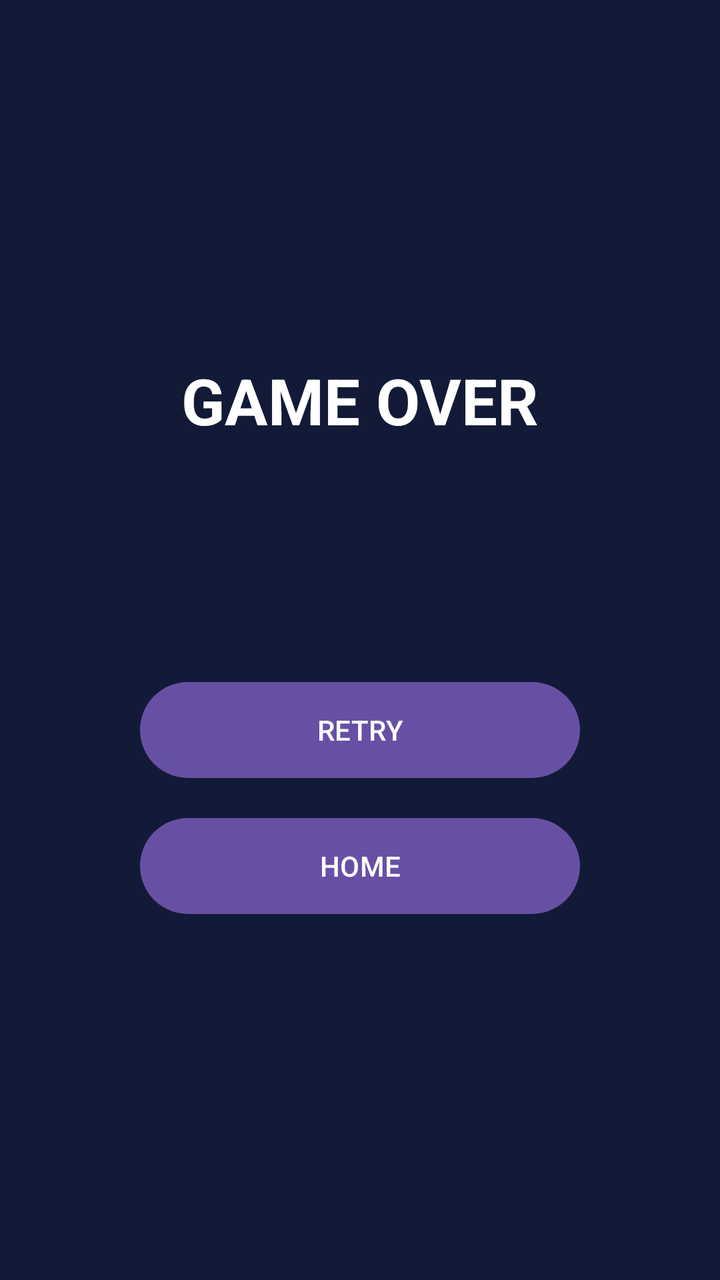
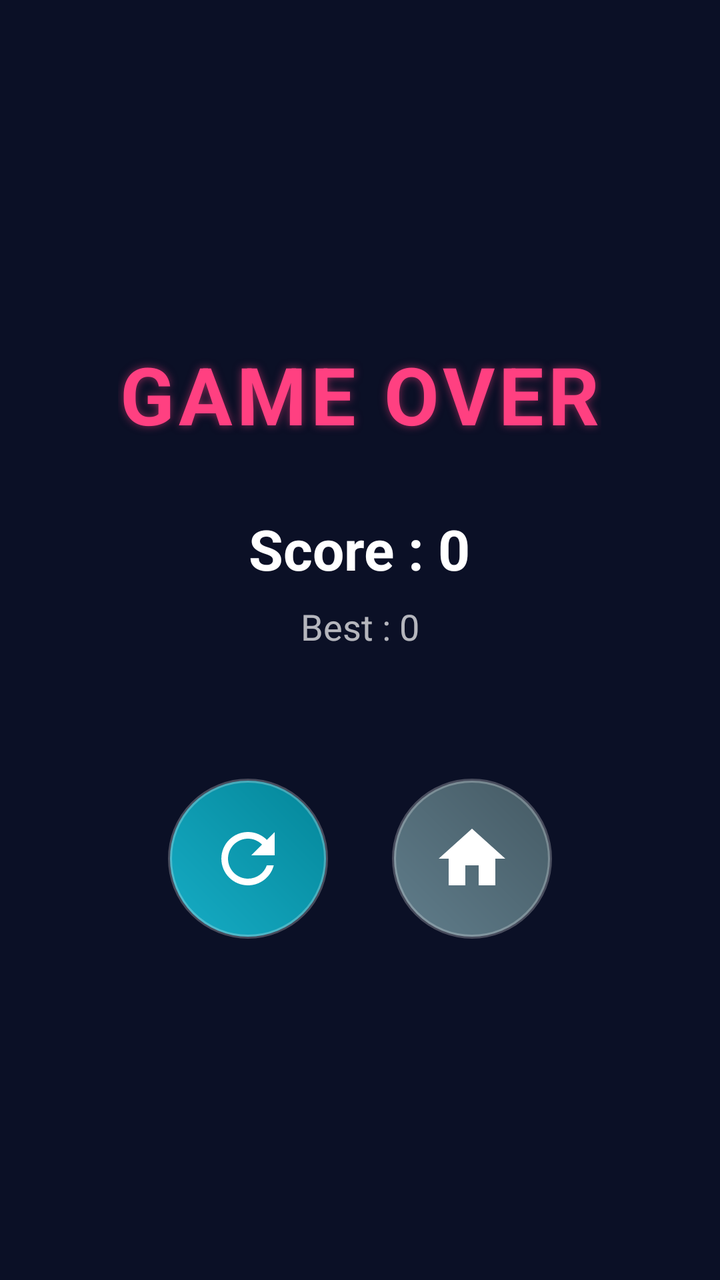

Two renders of the same Android screen: before a commit and after it. Below are the layout's source before the change and the commit's diff.
<!-- AndroidManifest.xml: application theme Theme.Cellgate -->
<!-- res/layout/activity_game_over.xml -->
<?xml version="1.0" encoding="utf-8"?>
<LinearLayout xmlns:android="http://schemas.android.com/apk/res/android"
    android:layout_width="match_parent"
    android:layout_height="match_parent"
    android:background="#121A38"
    android:fitsSystemWindows="true"
    android:gravity="center"
    android:orientation="vertical">

    <TextView
        android:layout_width="wrap_content"
        android:layout_height="wrap_content"
        android:text="GAME OVER"
        android:textColor="#FFFFFF"
        android:textSize="32sp"
        android:textStyle="bold" />

    <TextView
        android:id="@+id/tvScore"
        android:layout_width="wrap_content"
        android:layout_height="wrap_content"
        android:layout_marginTop="24dp"
        android:textColor="#FFFFFF"
        android:textSize="24sp" />

    <TextView
        android:id="@+id/tvBest"
        android:layout_width="wrap_content"
        android:layout_height="wrap_content"
        android:textColor="#FFFFFF"
        android:textSize="20sp" />

    <Button
        android:id="@+id/btnRetry"
        android:layout_width="220dp"
        android:layout_height="56dp"
        android:layout_marginTop="32dp"
        android:text="RETRY" />

    <Button
        android:id="@+id/btnHome"
        android:layout_width="220dp"
        android:layout_height="56dp"
        android:layout_marginTop="12dp"
        android:text="HOME" />

</LinearLayout>
<!-- resources referenced by this layout -->
<resources>
  <style name="Theme.Cellgate" parent="Base.Theme.Cellgate" />
  <style name="Base.Theme.Cellgate" parent="Theme.Material3.DayNight.NoActionBar">
          
          <item name="android:windowFullscreen">false</item>
          <item name="android:statusBarColor">?attr/colorPrimaryVariant</item>
      </style>
</resources>

<!-- the commit's change to res/layout/activity_game_over.xml (unified diff, before → after) -->
@@ -1,47 +1,73 @@
 <?xml version="1.0" encoding="utf-8"?>
 <LinearLayout xmlns:android="http://schemas.android.com/apk/res/android"
+    xmlns:app="http://schemas.android.com/apk/res-auto"
     android:layout_width="match_parent"
     android:layout_height="match_parent"
-    android:background="#121A38"
+    android:background="#0B1026"
     android:fitsSystemWindows="true"
     android:gravity="center"
-    android:orientation="vertical">
+    android:orientation="vertical"
+    android:padding="24dp">
 
     <TextView
         android:layout_width="wrap_content"
         android:layout_height="wrap_content"
         android:text="GAME OVER"
-        android:textColor="#FFFFFF"
-        android:textSize="32sp"
-        android:textStyle="bold" />
+        android:textColor="@color/game_accent"
+        android:textSize="40sp"
+        android:textStyle="bold"
+        android:letterSpacing="0.05"
+        android:shadowColor="#80FF4081"
+        android:shadowDx="0"
+        android:shadowDy="0"
+        android:shadowRadius="10" />
 
     <TextView
         android:id="@+id/tvScore"
         android:layout_width="wrap_content"
         android:layout_height="wrap_content"
-        android:layout_marginTop="24dp"
-        android:textColor="#FFFFFF"
-        android:textSize="24sp" />
+        android:layout_marginTop="32dp"
+        android:text="Score : 0"
+        android:textColor="@android:color/white"
+        android:textSize="28sp"
+        android:textStyle="bold" />
 
     <TextView
         android:id="@+id/tvBest"
         android:layout_width="wrap_content"
         android:layout_height="wrap_content"
-        android:textColor="#FFFFFF"
-        android:textSize="20sp" />
+        android:layout_marginTop="8dp"
+        android:text="Best : 0"
+        android:textColor="@android:color/white"
+        android:textSize="18sp"
+        android:alpha="0.7" />
 
-    <Button
-        android:id="@+id/btnRetry"
-        android:layout_width="220dp"
-        android:layout_height="56dp"
-        android:layout_marginTop="32dp"
-        android:text="RETRY" />
+    <LinearLayout
+        android:layout_width="wrap_content"
+        android:layout_height="wrap_content"
+        android:layout_marginTop="64dp"
+        android:orientation="horizontal">
 
-    <Button
-        android:id="@+id/btnHome"
-        android:layout_width="220dp"
-        android:layout_height="56dp"
-        android:layout_marginTop="12dp"
-        android:text="HOME" />
+        <ImageButton
+            android:id="@+id/btnRetry"
+            android:layout_width="80dp"
+            android:layout_height="80dp"
+            android:layout_marginEnd="32dp"
+            android:background="@drawable/bg_circle_button"
+            android:padding="20dp"
+            android:scaleType="fitCenter"
+            android:src="@drawable/ic_retry"
+            app:tint="@android:color/white" />
+
+        <ImageButton
+            android:id="@+id/btnHome"
+            android:layout_width="80dp"
+            android:layout_height="80dp"
+            android:background="@drawable/bg_circle_button_secondary"
+            android:padding="20dp"
+            android:scaleType="fitCenter"
+            android:src="@drawable/ic_home"
+            app:tint="@android:color/white" />
+    </LinearLayout>
 
 </LinearLayout>
<!-- resource entries referenced after the edit -->
@@ -1,6 +1,64 @@
 <!-- resources referenced by this layout -->
 <resources>
+  <color name="game_accent">#FF4081</color>
+  <!-- drawable bg_circle_button (drawable) -->
+  <?xml version="1.0" encoding="utf-8"?>
+  <ripple xmlns:android="http://schemas.android.com/apk/res/android"
+      android:color="#40FFFFFF">
+      <item>
+          <shape android:shape="oval">
+              <gradient
+                  android:angle="45"
+                  android:endColor="@color/game_primary_dark"
+                  android:startColor="@color/game_primary" />
+              <stroke
+                  android:width="2dp"
+                  android:color="@color/button_stroke" />
+              <size android:width="80dp" android:height="80dp" />
+          </shape>
+      </item>
+  </ripple>
+  <!-- drawable bg_circle_button_secondary (drawable) -->
+  <?xml version="1.0" encoding="utf-8"?>
+  <ripple xmlns:android="http://schemas.android.com/apk/res/android"
+      android:color="#40FFFFFF">
+      <item>
+          <shape android:shape="oval">
+              <gradient
+                  android:angle="45"
+                  android:endColor="#455A64"
+                  android:startColor="#607D8B" />
+              <stroke
+                  android:width="2dp"
+                  android:color="@color/button_stroke" />
+              <size android:width="80dp" android:height="80dp" />
+          </shape>
+      </item>
+  </ripple>
+  <!-- drawable ic_home (drawable) -->
+  <vector xmlns:android="http://schemas.android.com/apk/res/android"
+      android:width="24dp"
+      android:height="24dp"
+      android:viewportWidth="24"
+      android:viewportHeight="24">
+      <path
+          android:fillColor="#FFFFFF"
+          android:pathData="M10,20v-6h4v6h5v-8h3L12,3 2,12h3v8z"/>
+  </vector>
+  <!-- drawable ic_retry (drawable) -->
+  <vector xmlns:android="http://schemas.android.com/apk/res/android"
+      android:width="24dp"
+      android:height="24dp"
+      android:viewportWidth="24"
+      android:viewportHeight="24">
+      <path
+          android:fillColor="#FFFFFF"
+          android:pathData="M17.65,6.35C16.2,4.9 14.21,4 12,4c-4.42,0 -7.99,3.58 -7.99,8s3.57,8 7.99,8c3.73,0 6.84,-2.55 7.73,-6h-2.08c-0.82,2.33 -3.04,4 -5.65,4 -3.31,0 -6,-2.69 -6,-6s2.69,-6 6,-6c1.66,0 3.14,0.69 4.22,1.78L13,11h7V4l-2.35,2.35z"/>
+  </vector>
   <style name="Theme.Cellgate" parent="Base.Theme.Cellgate" />
+  <color name="game_primary_dark">#048699</color>
+  <color name="game_primary">#16ACC5</color>
+  <color name="button_stroke">#40FFFFFF</color>
   <style name="Base.Theme.Cellgate" parent="Theme.Material3.DayNight.NoActionBar">
           
           <item name="android:windowFullscreen">false</item>
